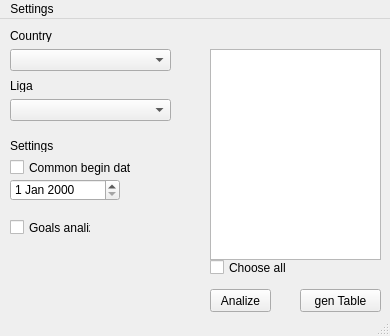
Qt form mainwindow.ui (DevilRigoll/BookmakerInterface) before a commit.
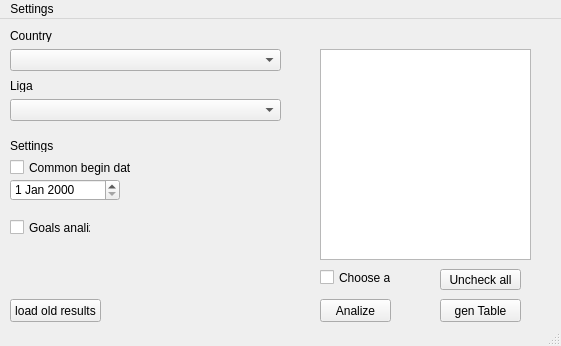
The same form after that commit.

Commit message: Add sort of cmd and save results, upgrade chooseAllBtn, change size of main window widgets

```diff
--- a/mainwindow.ui
+++ b/mainwindow.ui
@@ -6,8 +6,8 @@
    <rect>
     <x>0</x>
     <y>0</y>
-    <width>390</width>
-    <height>336</height>
+    <width>561</width>
+    <height>346</height>
    </rect>
   </property>
   <property name="windowTitle">
@@ -17,8 +17,8 @@
    <widget class="QPushButton" name="genTableBtn">
     <property name="geometry">
      <rect>
-      <x>300</x>
-      <y>270</y>
+      <x>440</x>
+      <y>280</y>
       <width>81</width>
       <height>23</height>
      </rect>
@@ -30,9 +30,9 @@
    <widget class="QPushButton" name="AnalizeBtn">
     <property name="geometry">
      <rect>
-      <x>210</x>
-      <y>270</y>
-      <width>61</width>
+      <x>320</x>
+      <y>280</y>
+      <width>71</width>
       <height>23</height>
      </rect>
     </property>
@@ -45,7 +45,7 @@
      <rect>
       <x>10</x>
       <y>30</y>
-      <width>161</width>
+      <width>271</width>
       <height>22</height>
      </rect>
     </property>
@@ -55,7 +55,7 @@
      <rect>
       <x>10</x>
       <y>80</y>
-      <width>161</width>
+      <width>271</width>
       <height>22</height>
      </rect>
     </property>
@@ -63,9 +63,9 @@
    <widget class="QListWidget" name="cmdList">
     <property name="geometry">
      <rect>
-      <x>210</x>
+      <x>320</x>
       <y>30</y>
-      <width>171</width>
+      <width>211</width>
       <height>211</height>
      </rect>
     </property>
@@ -148,9 +148,9 @@
    <widget class="QCheckBox" name="chooseAllCBox">
     <property name="geometry">
      <rect>
-      <x>210</x>
-      <y>240</y>
-      <width>161</width>
+      <x>320</x>
+      <y>250</y>
+      <width>71</width>
       <height>17</height>
      </rect>
     </property>
@@ -158,13 +158,39 @@
      <string>Choose all</string>
     </property>
    </widget>
+   <widget class="QPushButton" name="LoadOldResultBtn">
+    <property name="geometry">
+     <rect>
+      <x>10</x>
+      <y>280</y>
+      <width>91</width>
+      <height>23</height>
+     </rect>
+    </property>
+    <property name="text">
+     <string>load old results</string>
+    </property>
+   </widget>
+   <widget class="QPushButton" name="UncheckAllBtn">
+    <property name="geometry">
+     <rect>
+      <x>440</x>
+      <y>250</y>
+      <width>81</width>
+      <height>21</height>
+     </rect>
+    </property>
+    <property name="text">
+     <string>Uncheck all</string>
+    </property>
+   </widget>
   </widget>
   <widget class="QMenuBar" name="menubar">
    <property name="geometry">
     <rect>
      <x>0</x>
      <y>0</y>
-     <width>390</width>
+     <width>561</width>
      <height>21</height>
     </rect>
    </property>
```
The commit also changes 18 other files.
